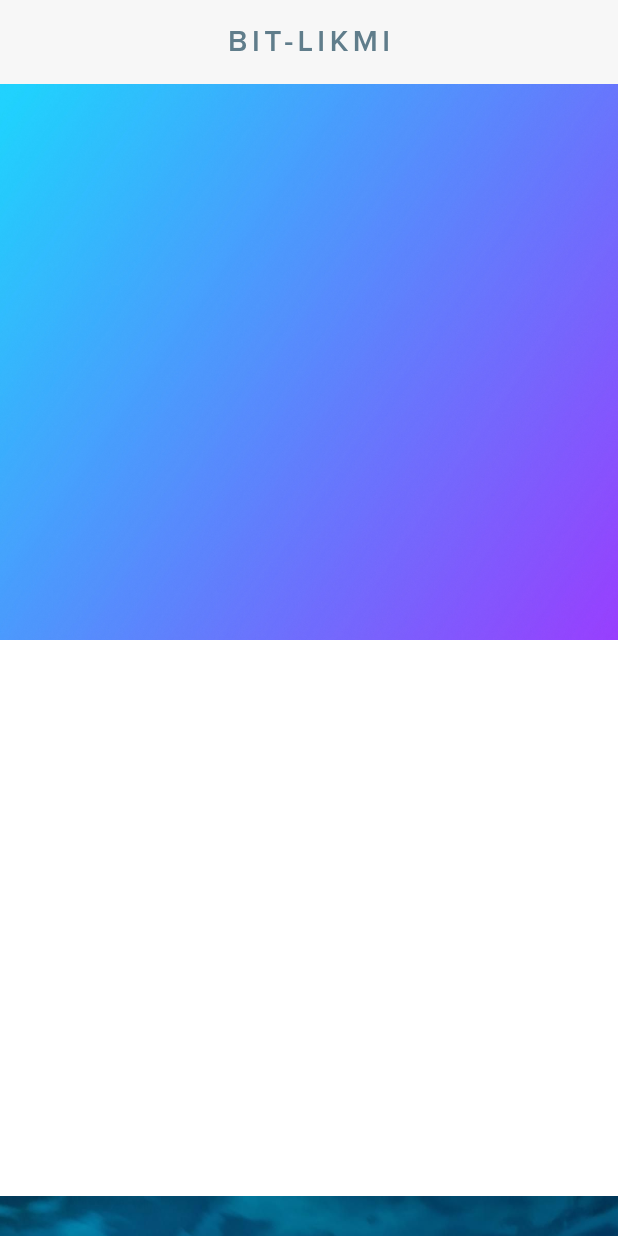
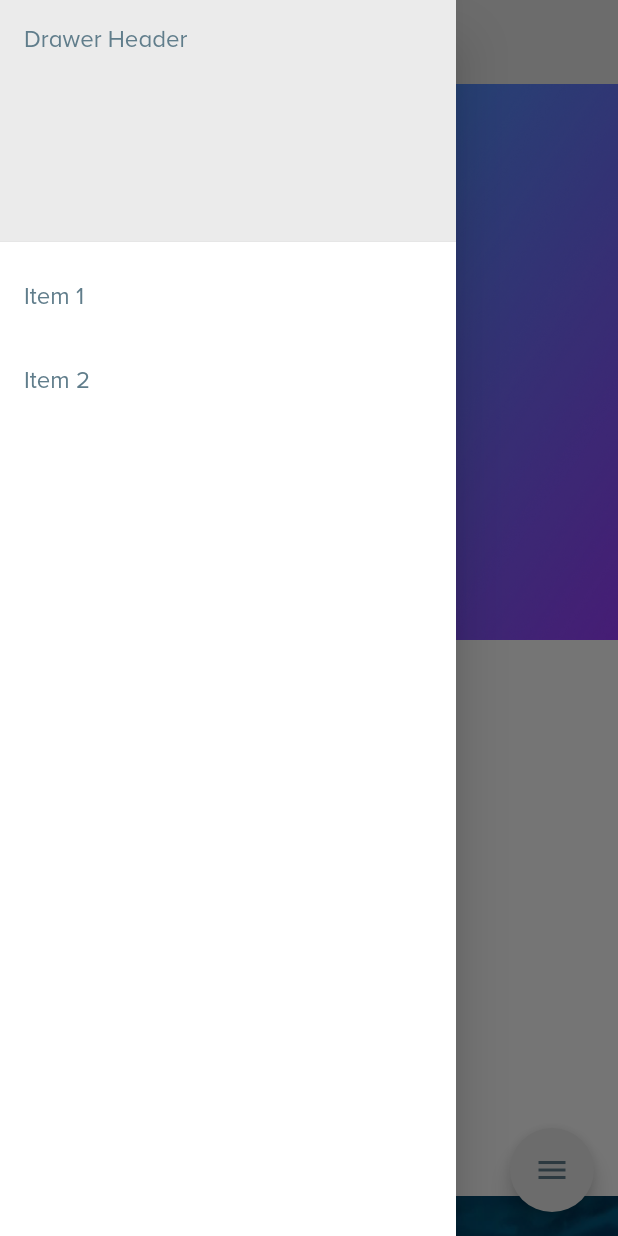
Before and after one commit to LIKMI/web_bit, a Flutter app: the screen it shows after launch, with the side drawer open (before the commit the screen has no drawer), on a phone screen of 412 x 824 dp. Run offline on Flutter 3.47's test engine with Material 2 defaults, Android fonts, the phone set to English and light mode, and no system bars; our stand-ins replace firebase_auth, firebase_core, flutter_riverpod, google_sign_in, shared_preferences; accounts and stored records are empty.

Commit message:
add mobile layout

```diff
--- a/lib/main.dart
+++ b/lib/main.dart
@@ -10,7 +10,7 @@ import 'package:web_bit/utils/theme_manager.dart';
 import 'screens/home_page.dart';
 
 void main() async{
-  // Preload data on first launch
+  // Preload first launch theme data before attach to screen
   await getTheme();
   runApp(
     // Enable riverpod provider
@@ -72,7 +72,7 @@ class _SplashScreenState extends State<SplashScreen> {
   void initState() {
     super.initState();
     Timer(
-      Duration(seconds: 3),
+      Duration(seconds: 1),
       () => Navigator.pushReplacement(
         context,
         MaterialPageRoute(
--- a/lib/screens/home_page.dart
+++ b/lib/screens/home_page.dart
@@ -45,6 +45,7 @@ class _HomePageState extends State<HomePage> with WidgetsBindingObserver {
 
   @override
   Widget build(BuildContext context) {
+    final textTheme = Theme.of(context).textTheme;
     var screenSize = MediaQuery.of(context).size;
     // Turn off opacity on scroll
     // _opacity = _scrollPosition < screenSize.height * 0.30
@@ -57,13 +58,19 @@ class _HomePageState extends State<HomePage> with WidgetsBindingObserver {
       extendBodyBehindAppBar: false, // Turn off opacity on scroll
       appBar: ResponsiveWidget.isSmallScreen(context)
           ? AppBar(
+              iconTheme: IconThemeData(
+                color: textTheme.headline1!.color,
+              ),
               backgroundColor:
                   Theme.of(context).bottomAppBarColor.withOpacity(_opacity),
               elevation: 0,
-              centerTitle: true,
-              actions: [
+              automaticallyImplyLeading: false,
+              title: Row(
+                children: [
+                  FlutterLogo(),
+                  Text(homeTitle, style: textTheme.headline1),
                 ],
-              title: Text(homeTitle, style: titleTextStyle),
+              ),
             )
           : PreferredSize(
               preferredSize: Size(screenSize.width, 1000),
@@ -84,9 +91,7 @@ class _HomePageState extends State<HomePage> with WidgetsBindingObserver {
                 ),
               ),
               SizedBox(
-              height: screenSize.height * 0.45,
-              width: screenSize.width
-            ),
+                  height: screenSize.height * 0.45, width: screenSize.width),
               SizedBox(
                 height: screenSize.height * 0.45,
                 width: screenSize.width,
@@ -105,7 +110,43 @@ class _HomePageState extends State<HomePage> with WidgetsBindingObserver {
               ),
             ],
           ),
-      )),
+        ),
+      ),
+      drawer: Drawer(
+        child: Container(
+          color: Theme.of(context).backgroundColor,
+          child: ListView(
+            // Important: Remove any padding from the ListView.
+            padding: EdgeInsets.zero,
+            children: <Widget>[
+              DrawerHeader(
+                child: Text('Drawer Header'),
+                decoration: BoxDecoration(
+                  color: Theme.of(context).bottomAppBarColor,
+                ),
+              ),
+              ListTile(
+                title: Text('Item 1'),
+                onTap: () {
+                  Navigator.pop(context);
+                },
+              ),
+              ListTile(
+                title: Text('Item 2'),
+                onTap: () {
+                  Navigator.pop(context);
+                },
+              ),
+            ],
+          ),
+        ),
+      ),
+      floatingActionButton: FloatingActionButton(
+        onPressed: () {
+          Scaffold.of(context).openDrawer();
+        },
+        child: const Icon(Icons.menu),
+      ),
     );
   }
 }
--- a/lib/utils/theme_data.dart
+++ b/lib/utils/theme_data.dart
@@ -56,6 +56,9 @@ ThemeData get lightTheme => ThemeData(
         splashColor: Colors.transparent,
         hoverColor: Colors.transparent,
       ),
+      //Floating action button
+      floatingActionButtonTheme: FloatingActionButtonThemeData(
+          foregroundColor: Colors.blueGrey, backgroundColor: Color(0xFFEBEBEB)),
       primarySwatch: Colors.red,
       backgroundColor: Colors.white,
       cardColor: Colors.blueGrey[50],
@@ -70,7 +73,7 @@ ThemeData get lightTheme => ThemeData(
         ),
         headline1: TextStyle(color: Colors.blueGrey[800]),
       ),
-      bottomAppBarColor: Color(0xFFF7F7F7),
+      bottomAppBarColor: Color(0xFFEBEBEB),
       iconTheme: IconThemeData(color: Colors.blueGrey),
     );
 
@@ -115,6 +118,9 @@ ThemeData get darkTheme => ThemeData(
         splashColor: Colors.transparent,
         hoverColor: Colors.white24,
       ),
+      //Floating action button
+      floatingActionButtonTheme: FloatingActionButtonThemeData(
+          foregroundColor: Colors.white, backgroundColor: Colors.blueGrey[900]),
       primarySwatch: Colors.blueGrey,
       backgroundColor: Colors.blueGrey,
       cardColor: Colors.blueGrey[50],
--- /dev/null
+++ b/lib/widgets/drawer.dart
@@ -0,0 +1,10 @@
+import 'package:flutter/material.dart';
+
+class CustomDrawer extends Drawer {
+  @override
+  Widget build(BuildContext context) {
+    return Container(
+
+    );
+  }
+}
```
Also changed, not shown: lib/widgets/header_menu_content_mobile.dart (added). Lines whose indentation alone changed are shown as unchanged.
